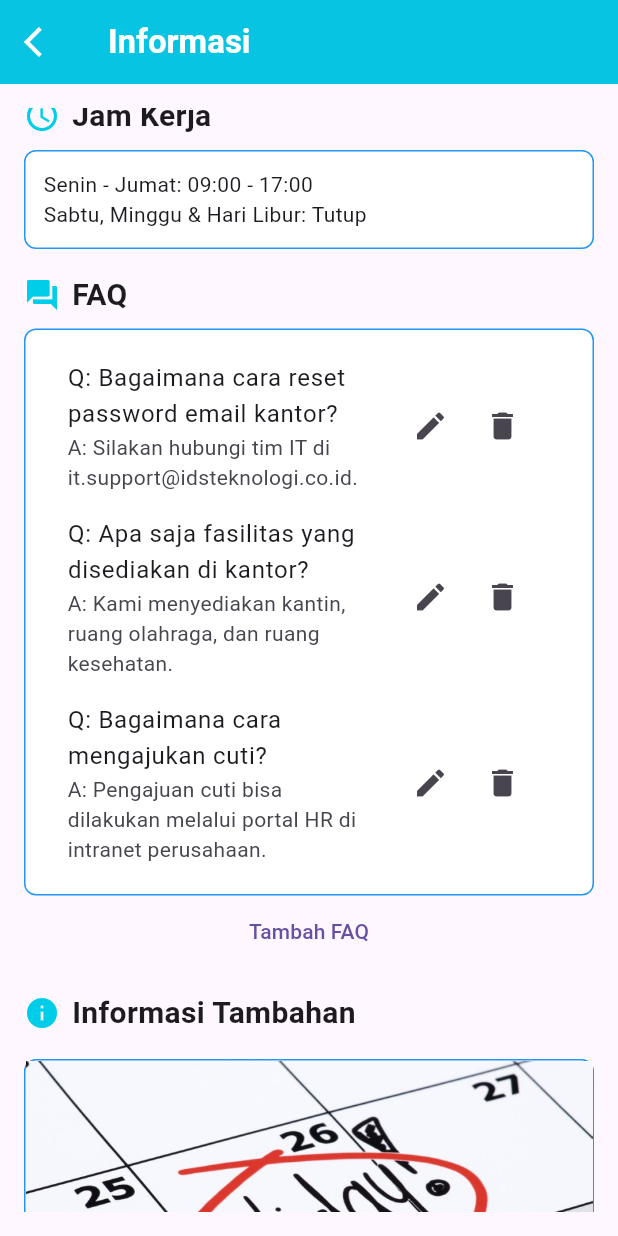
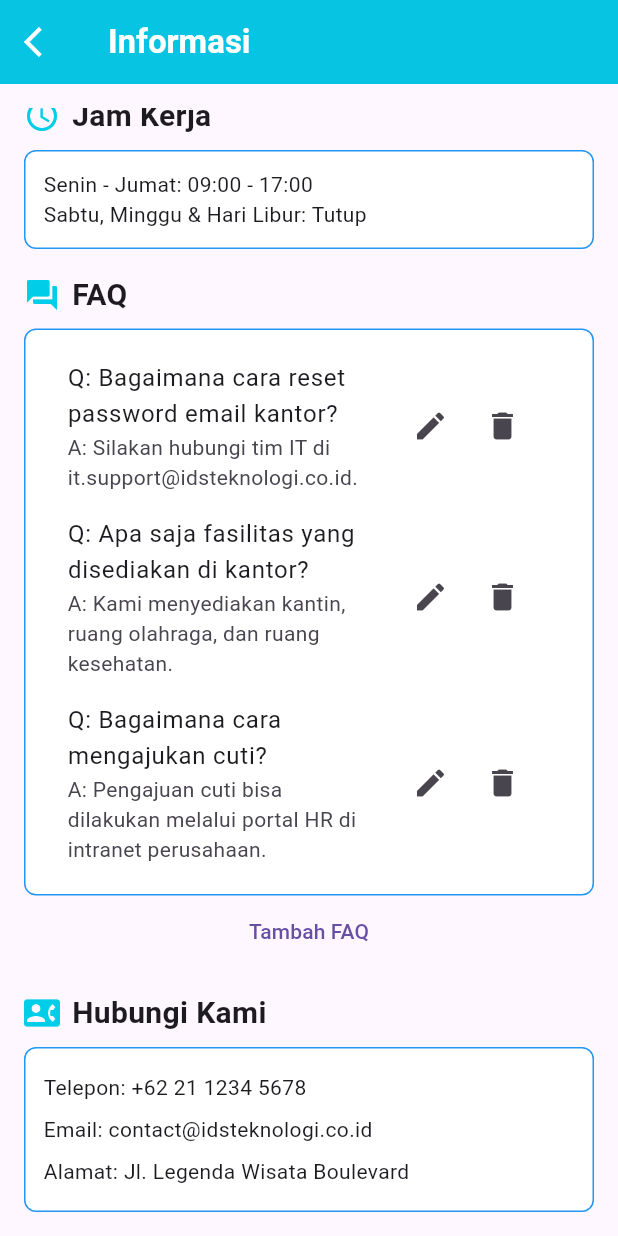
Before and after one commit to salsabilaazzahraa/FRONT-END-ATTENDANCE, a Flutter app: the InformationScreen screen opened directly, scrolled down 336 dp, on a phone screen of 412 x 824 dp. Run offline on Flutter 3.47's test engine with Material 3 defaults, Android fonts, the phone set to English and light mode, and no system bars; our stand-ins replace curved_navigation_bar, dio, google_fonts, shared_preferences; accounts and stored records are empty.

Commit message:
Update information_screen.dart

```diff
--- a/aurora_presence_flutter/lib/screens/information_screen.dart
+++ b/aurora_presence_flutter/lib/screens/information_screen.dart
@@ -26,29 +26,6 @@ class _InformationScreenState extends State<InformationScreen> {
     {'type': 'Telepon', 'detail': '+62 21 1234 5678'},
     {'type': 'Email', 'detail': 'contact@idsteknologi.co.id'},
     {'type': 'Alamat', 'detail': 'Jl. Legenda Wisata Boulevard'},
-  ];
-
-  final List<Map<String, String>> informasiTambahan = [
-    {
-      'image': 'images/libur.jpg',
-      'description': 'Hari libur tahun baru 2024 diundur ke bulan September',
-      'date': '1 Agustus 2024',
-    },
-    {
-      'image': 'images/gaji.jpg',
-      'description': 'Gajian Bulan ini dipercepat lima hari',
-      'date': '15 Juli 2024',
-    },
-    {
-      'image': 'images/liburbersama.jpg',
-      'description': 'Agenda Libur Bersama',
-      'date': '9 September 2024',
-    },
-    {
-      'image': 'images/profil.png',
-      'description': 'Selamat Ulang Tahun, Michi-chan!',
-      'date': '1 Agustus 2024',
-    },
   ];
 
   @override
@@ -249,58 +226,6 @@ class _InformationScreenState extends State<InformationScreen> {
     _saveFaq(); // Save changes
   }
 
-  Widget _buildInformasiTambahan(BuildContext context) {
-    return Column(
-      children: informasiTambahan.map((item) {
-        return Padding(
-          padding: const EdgeInsets.symmetric(vertical: 8.0),
-          child: Container(
-            decoration: BoxDecoration(
-              color: Colors.white,
-              borderRadius: BorderRadius.circular(8),
-              border: Border.all(color: Colors.blue),
-            ),
-            child: Column(
-              crossAxisAlignment: CrossAxisAlignment.start,
-              children: [
-                Container(
-                  width: double.infinity,
-                  height: 200, // Increase height of image
-                  child: Image.asset(
-                    item['image']!,
-                    fit: BoxFit.cover,
-                  ),
-                ),
-                Padding(
-                  padding: const EdgeInsets.all(12.0),
-                  child: Column(
-                    crossAxisAlignment: CrossAxisAlignment.start,
-                    children: [
-                      Text(
-                        item['description']!,
-                        style: TextStyle(
-                          fontWeight: FontWeight.bold,
-                          fontSize: 16,
-                        ),
-                      ),
-                      SizedBox(height: 8),
-                      Text(
-                        item['date']!,
-                        style: TextStyle(
-                          color: Colors.grey,
-                        ),
-                      ),
-                    ],
-                  ),
-                ),
-              ],
-            ),
-          ),
-        );
-      }).toList(),
-    );
-  }
-
   @override
   Widget build(BuildContext context) {
     return Scaffold(
@@ -404,12 +329,6 @@ class _InformationScreenState extends State<InformationScreen> {
               child: Text('Tambah FAQ'),
             ),
             SizedBox(height: 16),
-
-            _buildSectionHeader('Informasi Tambahan', Icons.info, context),
-            SizedBox(height: 8),
-            _buildInformasiTambahan(context),
-            SizedBox(height: 16),
-
             _buildSectionHeader('Hubungi Kami', Icons.contact_phone, context),
             SizedBox(height: 8),
             _buildBoxedContent(
```
